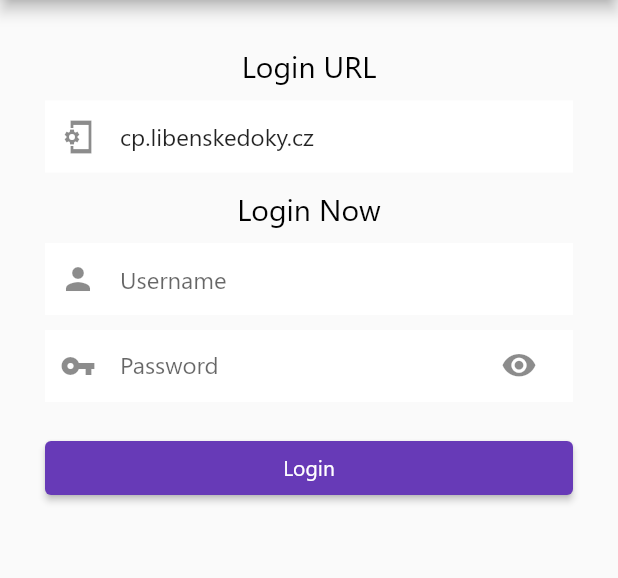
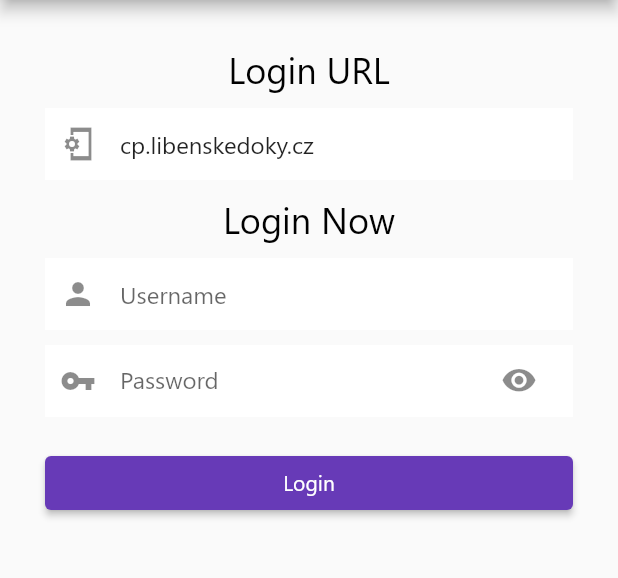
Before and after one commit to daaaniii98/DOC-Control-Flutter, a Flutter app: the screen it shows after launch, on a phone screen of 412 x 824 dp, the part 84-662 px from its top. Run offline on Flutter 3.47's test engine with Material 2 defaults, Android fonts, the phone set to English and light mode, and no system bars; our stand-ins replace flutter_cache_manager, fluttertoast, get, permission_handler, sembast, shared_preferences and 1 more; missing offline and left inert: touch_ripple_effect.

Commit message:
Minor UI Adjustments

```diff
--- a/lib/widgets/animate/animate_button_widget.dart
+++ b/lib/widgets/animate/animate_button_widget.dart
@@ -81,7 +81,7 @@ class _AnimateButtonWidgetState extends State<AnimateButtonWidget> {
     return Container(
         height: _widgetheight,
         width: double.infinity,
-        margin: EdgeInsets.all(8),
+        margin: EdgeInsets.symmetric(horizontal: 8,vertical: 4),
         decoration: BoxDecoration(
           color: Colors.transparent,
           border: Border.all(
--- a/lib/widgets/camera_btn_widget.dart
+++ b/lib/widgets/camera_btn_widget.dart
@@ -38,7 +38,6 @@ class CameraButtonWidget extends StatelessWidget {
             ),
           ),
         Container(
-          padding: EdgeInsets.only(right: 10),
           margin: EdgeInsets.symmetric(vertical: 8),
           child: Center(
             child: TextWidget(
--- a/lib/widgets/text_widget.dart
+++ b/lib/widgets/text_widget.dart
@@ -14,17 +14,18 @@ class TextWidget extends StatelessWidget {
       return Theme.of(context).textTheme.headline4!.copyWith(
           color: textColor
       );
-    } else if (size == TEXT_SIZE.LARGE) {
+    } else if (size == TEXT_SIZE.LARGE ) {
       return Theme.of(context).textTheme.headline2!.copyWith(
           color: textColor
       );
     } else if(size == TEXT_SIZE.SMALL){
-      return Theme.of(context).textTheme.headline6!.copyWith(
+      return Theme.of(context).textTheme.headline5!.copyWith(
           color: textColor
       );
     }else{
-      return Theme.of(context).textTheme.button!.copyWith(
-        color: textColor
+      return Theme.of(context).textTheme.headline6!.copyWith(
+        color: textColor,
+            fontSize: 17
       );
     }
   }
```
Also changed, not shown: lib/screens/home_category_screen.dart (+7 -3 lines), lib/widgets/list_element.dart (+7 -2 lines).
